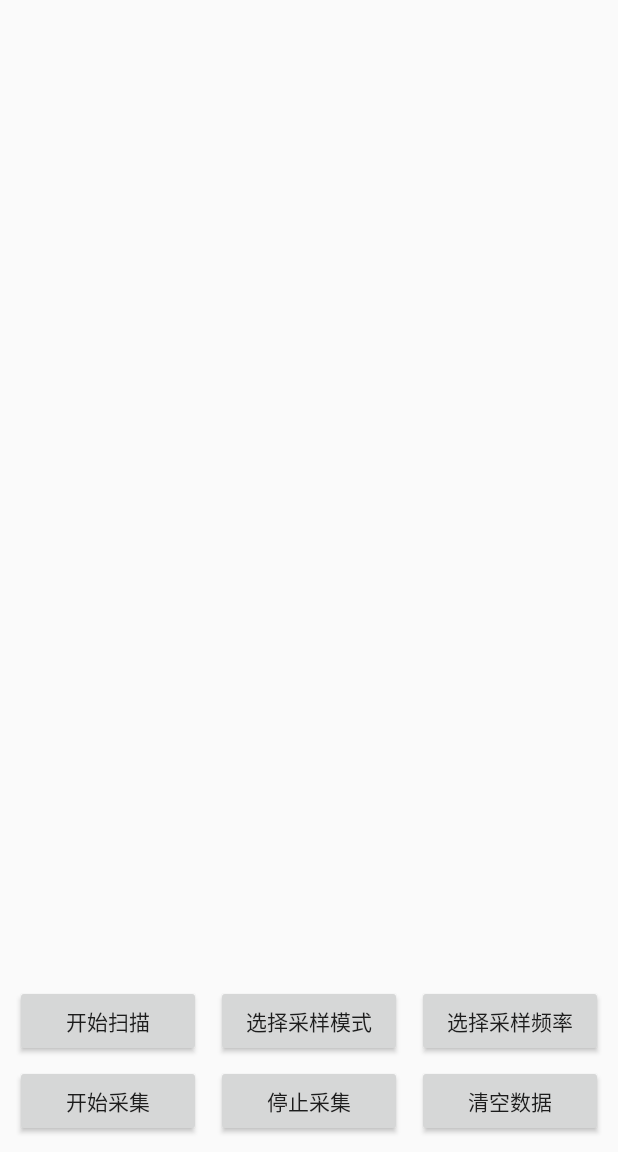
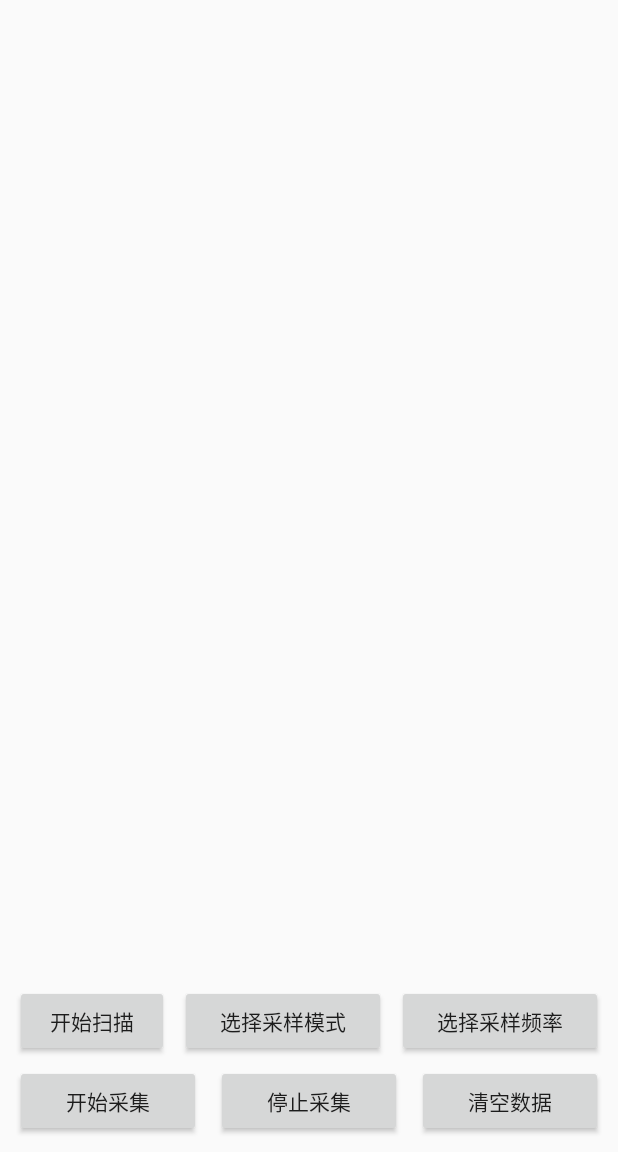
Before and after one commit to wangjingbo520/ShenDaBle, an Android app: the screen it shows after launch (MainActivity), on a phone screen of 412 x 824 dp, the part 84-1236 px from its top. Run offline under Robolectric (Android 15) with nearby library versions, the phone set to English and light mode, and no system bars.

Commit message:
Update activity_main.xml

```diff
--- a/app/src/main/res/layout/activity_main.xml
+++ b/app/src/main/res/layout/activity_main.xml
@@ -86,7 +86,7 @@
                     android:layout_width="0dp"
                     android:layout_height="wrap_content"
                     android:layout_centerInParent="true"
-                    android:layout_weight="1"
+                    android:layout_weight="0.75"
                     android:text="@string/start_search" />
 
                 <Button
@@ -94,9 +94,10 @@
                     android:layout_width="0dp"
                     android:layout_height="wrap_content"
                     android:layout_centerInParent="true"
-                    android:layout_marginLeft="10dp"
-                    android:layout_marginRight="10dp"
+                    android:layout_marginLeft="7dp"
+                    android:layout_marginRight="7dp"
                     android:layout_weight="1"
+                    android:singleLine="true"
                     android:text="@string/mode_caiyang" />
 
                 <Button
```
